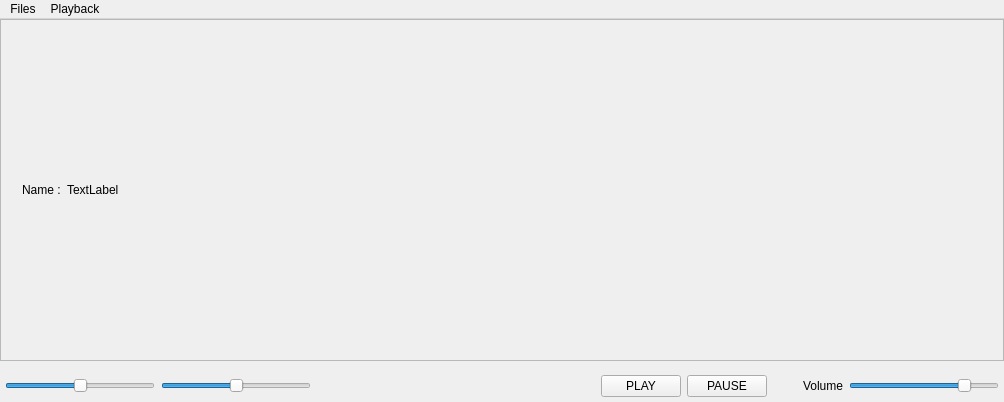
The window that Sub-Merge/SubMerge.ui (G-Maveryck/SubMerge) describes before a commit, drawn with Qt 5.
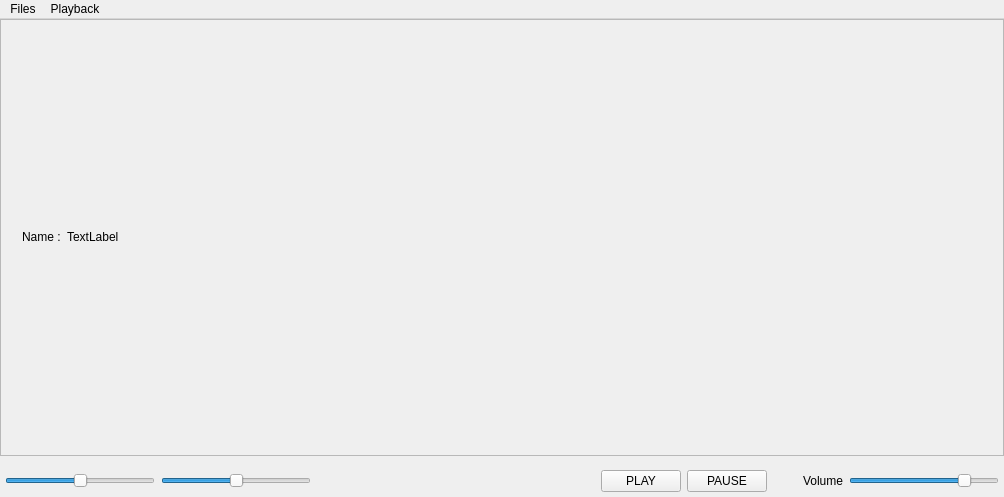
The same window after the commit.

Patch:
```diff
--- a/Sub-Merge/SubMerge.ui
+++ b/Sub-Merge/SubMerge.ui
@@ -7,7 +7,7 @@
     <x>0</x>
     <y>0</y>
     <width>1004</width>
-    <height>402</height>
+    <height>497</height>
    </rect>
   </property>
   <property name="sizePolicy">
@@ -34,6 +34,11 @@
     <height>350</height>
    </size>
   </property>
+  <property name="font">
+   <font>
+    <family>Segoe UI</family>
+   </font>
+  </property>
   <property name="windowTitle">
    <string>SubMerge</string>
   </property>
```
Left out of the diff: 3 changed lines with no effect on the pictures.
